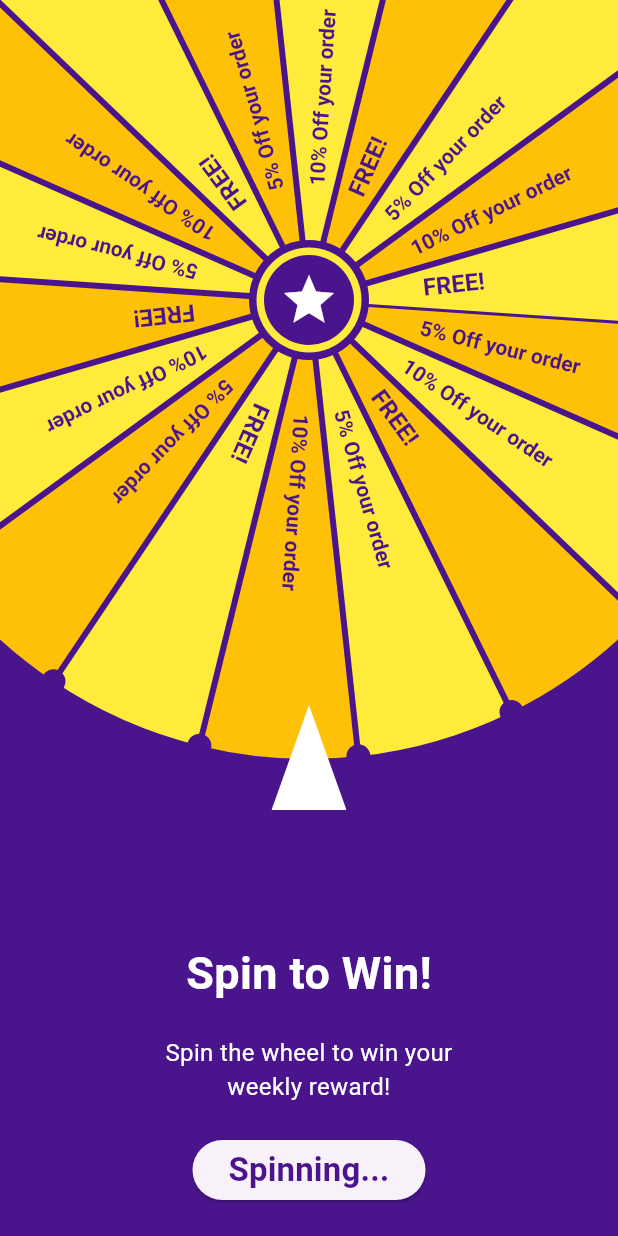
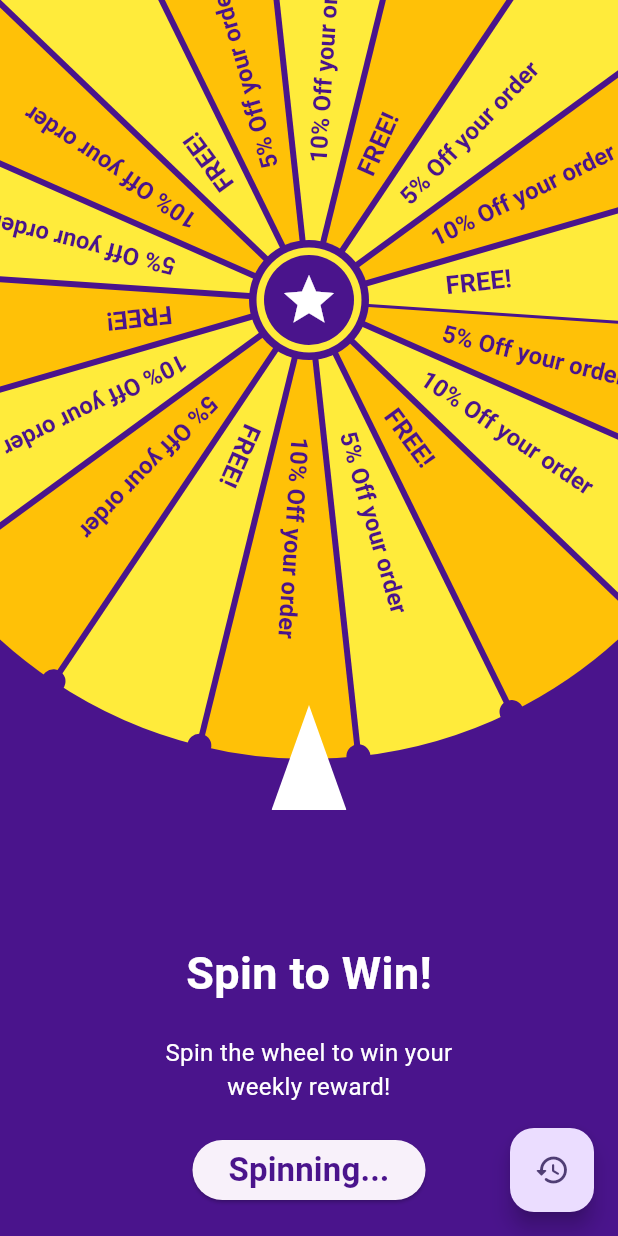
Before and after one commit to dharmikDDS/spin_wheel, a Flutter app: the screen it shows after launch, after a tap on "SPIN!", on a phone screen of 412 x 824 dp. Run offline on Flutter 3.47's test engine with Material 3 defaults, Android fonts, the phone set to English and light mode, and no system bars.

Commit message:
added History

```diff
--- a/lib/spin_wheel_controller.dart
+++ b/lib/controllers/spin_wheel_controller.dart
@@ -2,7 +2,7 @@ import 'dart:math';
 import 'dart:developer' as d;
 
 import 'package:flutter/material.dart';
-import 'package:spin_wheel/prize_item_model.dart';
+import 'package:spin_wheel/shared/prize_item_model.dart';
 
 class SpinWheelController extends ChangeNotifier {
   SpinWheelController();
@@ -13,11 +13,13 @@ class SpinWheelController extends ChangeNotifier {
   bool _isSpinning = false;
   double _angleToSpin = 0;
   PrizeItem? _wonPrize;
+  List<PrizeItem> _winHistory = [];
 
   List<PrizeItem> get prizes => _prizes;
   bool get isSpinning => _isSpinning;
   double get angleToSpin => _angleToSpin;
   PrizeItem? get wonPrize => _wonPrize;
+  List<PrizeItem> get winHistory => _winHistory;
 
   changeIsSpinning(bool newValue) {
     _isSpinning = newValue;
@@ -65,6 +67,7 @@ class SpinWheelController extends ChangeNotifier {
         _random.nextDouble() * (segmentAngle * 0.8) + (segmentAngle * 0.1);
 
     _wonPrize = selectedPrize;
+    _winHistory.add(selectedPrize);
     changeAngleToSpin((spinCount * 2 * pi) + targetAngle + offset);
   }
 }
--- a/lib/main.dart
+++ b/lib/main.dart
@@ -1,7 +1,7 @@
 import 'package:flutter/material.dart';
 import 'package:provider/provider.dart';
-import 'package:spin_wheel/spin_wheel_controller.dart';
-import 'package:spin_wheel/spin_wheel_screen.dart';
+import 'package:spin_wheel/controllers/spin_wheel_controller.dart';
+import 'package:spin_wheel/screens/spin_wheel_screen.dart';
 
 void main() {
   runApp(const MyApp());
--- a/lib/spin_wheel_screen.dart
+++ b/lib/screens/spin_wheel_screen.dart
@@ -2,11 +2,12 @@ import 'dart:math';
 
 import 'package:flutter/material.dart';
 import 'package:provider/provider.dart';
-import 'package:spin_wheel/colors.dart';
-import 'package:spin_wheel/prize_item_model.dart';
-import 'package:spin_wheel/spin_wheel_controller.dart';
-import 'package:spin_wheel/triangle_clipper.dart';
-import 'package:spin_wheel/wheel_painter.dart';
+import 'package:spin_wheel/shared/colors.dart';
+import 'package:spin_wheel/widgets/history_sheet.dart';
+import 'package:spin_wheel/shared/prize_item_model.dart';
+import 'package:spin_wheel/controllers/spin_wheel_controller.dart';
+import 'package:spin_wheel/widgets/triangle_clipper.dart';
+import 'package:spin_wheel/widgets/wheel_painter.dart';
 
 class SpinWheelScreen extends StatefulWidget {
   const SpinWheelScreen({super.key});
@@ -138,6 +139,16 @@ class _SpinWheelScreenState extends State<SpinWheelScreen>
           );
         },
       ),
+      floatingActionButton: FloatingActionButton(
+        onPressed: () => showModalBottomSheet(
+          context: context,
+          useSafeArea: true,
+          isScrollControlled: true,
+          showDragHandle: true,
+          builder: (_) => HistorySheet(),
+        ),
+        child: Icon(Icons.history_rounded),
+      ),
     );
   }
 
--- a/lib/prize_item_model.dart
+++ b/lib/shared/prize_item_model.dart
@@ -1,5 +1,5 @@
 import 'package:flutter/material.dart';
-import 'package:spin_wheel/colors.dart';
+import 'package:spin_wheel/shared/colors.dart';
 
 class PrizeItem {
   final int index;
@@ -20,7 +20,7 @@ enum PrizeItemType { guaranteed, special }
 
 extension PrizeItemToPaint on PrizeItem {
   TextStyle get style => TextStyle(
-        fontSize: type == PrizeItemType.special ? 16 : 14,
+        fontSize: type == PrizeItemType.special ? 17 : 16,
         fontWeight: FontWeight.bold,
         color: primaryColor,
       );
--- a/lib/wheel_painter.dart
+++ b/lib/widgets/wheel_painter.dart
@@ -1,8 +1,8 @@
 import 'dart:math';
 
 import 'package:flutter/material.dart';
-import 'package:spin_wheel/colors.dart';
-import 'package:spin_wheel/prize_item_model.dart';
+import 'package:spin_wheel/shared/colors.dart';
+import 'package:spin_wheel/shared/prize_item_model.dart';
 
 class WheelPainter extends CustomPainter {
   final List<PrizeItem> prizes;
@@ -76,7 +76,7 @@ class WheelPainter extends CustomPainter {
 
       // Position text to start near center and run toward edge
       // First measure text width to calculate proper positioning
-      final double textStartRadius = radius * 0.25;
+      final double textStartRadius = radius * 0.30;
 
       // Paint the text
       canvas.translate(textStartRadius, -textPainter.height / 2);
```
Also changed, not shown: lib/widgets/history_sheet.dart (added, +77 -0 lines), lib/shared/colors.dart (renamed from lib/colors.dart), lib/widgets/arrow_painter.dart (renamed from lib/arrow_painter.dart), lib/widgets/triangle_clipper.dart (renamed from lib/triangle_clipper.dart).
